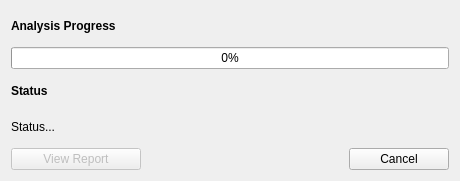
Before: the Qt Designer form src/cplus_plugin/ui/analysis_progress_dialog.ui in ConservationInternational/cplus-plugin, drawn with Qt 5.
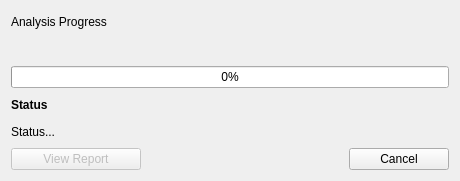
After: the same form once the commit is applied.

Commit message: new task for each scenario analysis

```diff
--- a/src/cplus_plugin/ui/analysis_progress_dialog.ui
+++ b/src/cplus_plugin/ui/analysis_progress_dialog.ui
@@ -18,8 +18,8 @@
     <widget class="QLabel" name="label_2">
      <property name="font">
       <font>
-       <weight>75</weight>
-       <bold>true</bold>
+       <weight>50</weight>
+       <bold>false</bold>
       </font>
      </property>
      <property name="text">
@@ -27,6 +27,13 @@
      </property>
     </widget>
    </item>
+   <item>
+    <widget class="QLabel" name="lbl_id">
+     <property name="text">
+      <string/>
+     </property>
+    </widget>
+   </item>
    <item>
     <widget class="QProgressBar" name="progress_bar">
      <property name="value">
```
Left out of the diff: 2 changed lines with no effect on the pictures. The commit also changes 4 other files.
